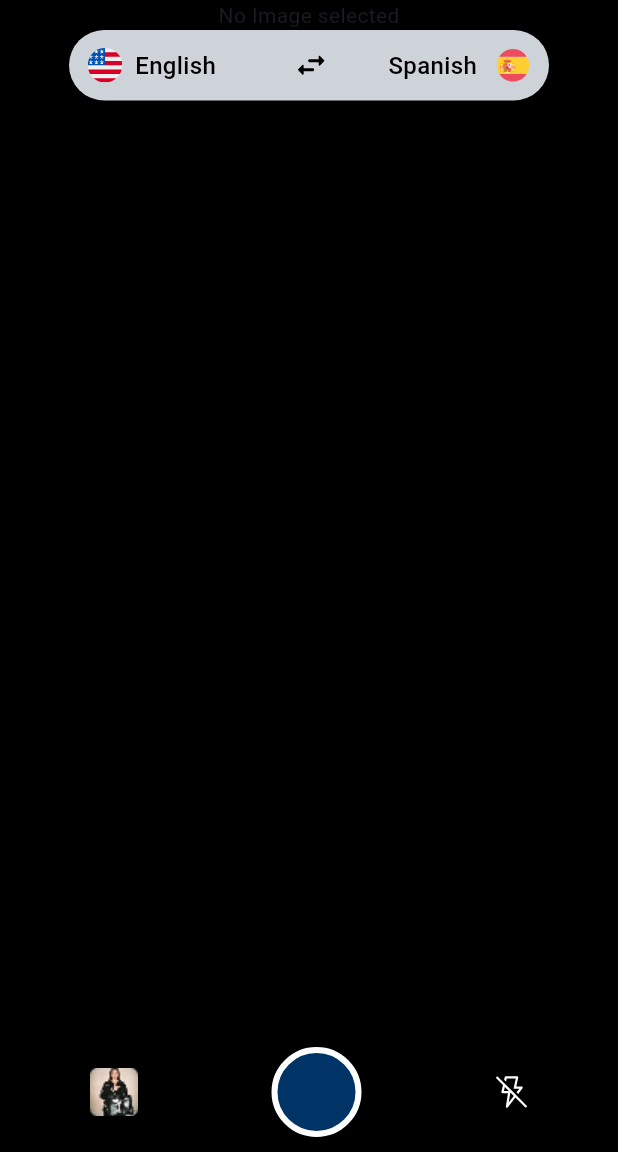
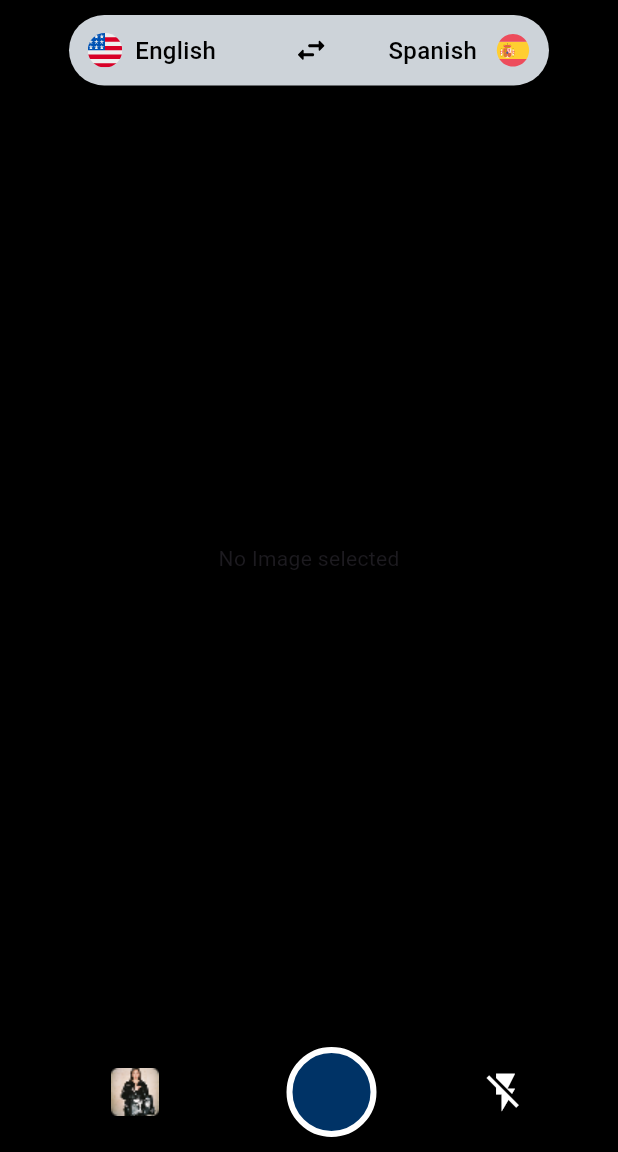
Before and after one commit to DamisolaT/sca-translator-app, a Flutter app: the CameraTranslationScreen screen opened by its route, on a phone screen of 412 x 824 dp, the part 84-1236 px from its top. Run offline on Flutter 3.47's test engine with Material 3 defaults, Android fonts, the phone set to English and light mode, and no system bars; our stand-ins replace camera, flutter_svg, html_unescape, image_picker, speech_to_text; missing offline and left inert: translator; project files that could hold a hidden picture were left out.

Commit message:
feat:initialized the camera and flash

```diff
--- a/lib/features/screens/camera_translation/camera_translation_screen.dart
+++ b/lib/features/screens/camera_translation/camera_translation_screen.dart
@@ -1,5 +1,6 @@
 import 'dart:io';
 
+import 'package:camera/camera.dart';
 import 'package:flutter/material.dart';
 import 'package:flutter_svg/svg.dart';
 import 'package:image_picker/image_picker.dart';
@@ -18,7 +19,27 @@ class CameraTranslationScreen extends StatefulWidget {
 class _CameraTranslationScreenState extends State<CameraTranslationScreen> {
   File? _image;
   final ImagePicker imagePicker = ImagePicker();
+  CameraController? _cameraController;
+  List<CameraDescription>? _cameras;
+  // Track flash status
+  bool _isFlashOn = false;
 
+  @override
+  void initState() {
+    super.initState();
+    initializeCamera();
+  }
+
+  // Initialize the camera
+  Future<void> initializeCamera() async {
+    _cameras = await availableCameras();
+    _cameraController =
+        CameraController(_cameras!.first, ResolutionPreset.medium);
+    await _cameraController!.initialize();
+    setState(() {});
+  }
+
+  // Capture Image
   Future<void> getImage() async {
     final XFile? image =
         await imagePicker.pickImage(source: ImageSource.camera);
@@ -30,6 +51,23 @@ class _CameraTranslationScreenState extends State<CameraTranslationScreen> {
     }
   }
 
+  // Toggle Flash Mode
+  void toggleFlash() async {
+    if (_cameraController != null) {
+      _isFlashOn = !_isFlashOn;
+      await _cameraController!.setFlashMode(
+        _isFlashOn ? FlashMode.torch : FlashMode.off,
+      );
+      setState(() {});
+    }
+  }
+
+  @override
+  void dispose() {
+    _cameraController?.dispose();
+    super.dispose();
+  }
+
   @override
   Widget build(BuildContext context) {
     return Scaffold(
@@ -38,9 +76,7 @@ class _CameraTranslationScreenState extends State<CameraTranslationScreen> {
         backgroundColor: AppColors.appbar,
         leading: Padding(
           padding: const EdgeInsets.symmetric(horizontal: 20),
-          child: SvgPicture.asset(
-            AppIcons.backIcon,
-          ),
+          child: SvgPicture.asset(AppIcons.backIcon),
         ),
         title: Text(
           "Camera Translation",
@@ -53,20 +89,39 @@ class _CameraTranslationScreenState extends State<CameraTranslationScreen> {
       body: SafeArea(
         child: Column(
           children: [
-            _image == null ? Text("No Image selected") : Image.file(_image!),
+            const SizedBox(height: 10),
             EnglishSpanishContainer(
               englishImage: AppIcons.engLogo,
               spanishImage: AppIcons.spanLogo,
             ),
-            Spacer(),
+            Expanded(
+              child: _image == null
+                  ? Center(child: Text("No Image selected"))
+                  : Image.file(
+                      _image!,
+                      width: double.infinity,
+                      height: double.infinity,
+                      fit: BoxFit.cover,
+                    ),
+            ),
             Padding(
               padding:
                   const EdgeInsets.symmetric(vertical: 10.0, horizontal: 60.0),
               child: Row(
                 mainAxisAlignment: MainAxisAlignment.spaceBetween,
-                crossAxisAlignment: CrossAxisAlignment.center,
                 children: [
-                  GestureDetector(child: Image.asset(AppImages.previewImg)),
+                  GestureDetector(
+                    child: SizedBox(
+                      width: 60,
+                      height: 60,
+                      child: _image == null
+                          ? Image.asset(AppImages.previewImg)
+                          : Image.file(
+                              _image!,
+                              fit: BoxFit.cover,
+                            ),
+                    ),
+                  ),
                   GestureDetector(
                     onTap: getImage,
                     child: Container(
@@ -79,8 +134,14 @@ class _CameraTranslationScreenState extends State<CameraTranslationScreen> {
                       ),
                     ),
                   ),
-                  SvgPicture.asset(
-                    AppIcons.flashOffIcon,
+                  GestureDetector(
+                    // Toggle Flash on Tap
+                    onTap: toggleFlash,
+                    child: Icon(
+                      _isFlashOn ? Icons.flash_on : Icons.flash_off,
+                      color: Colors.white,
+                      size: 30,
+                    ),
                   ),
                 ],
               ),
--- a/pubspec.yaml
+++ b/pubspec.yaml
@@ -43,6 +43,7 @@ dependencies:
   html_unescape: ^2.0.0
   path_provider: ^2.1.5
   image_picker: ^1.1.2
+  camera: ^0.11.1
 
 dev_dependencies:
   flutter_test:
```
Also changed, not shown: pubspec.lock.
